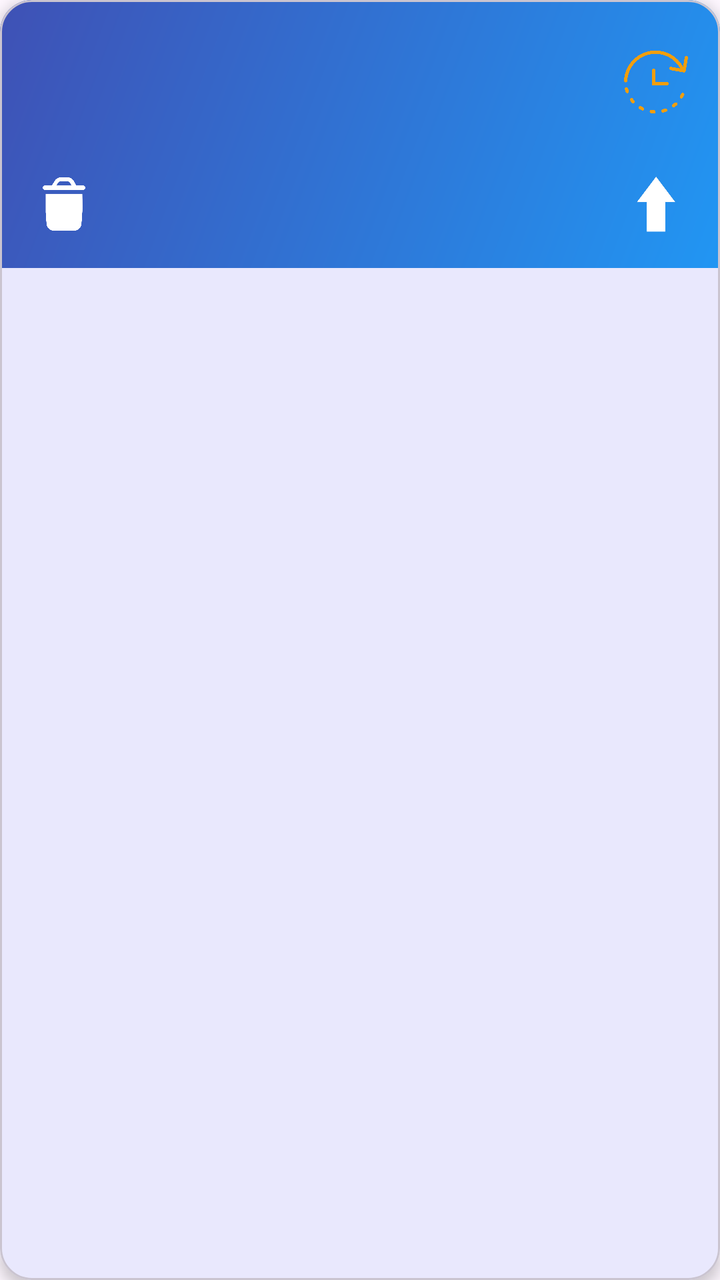
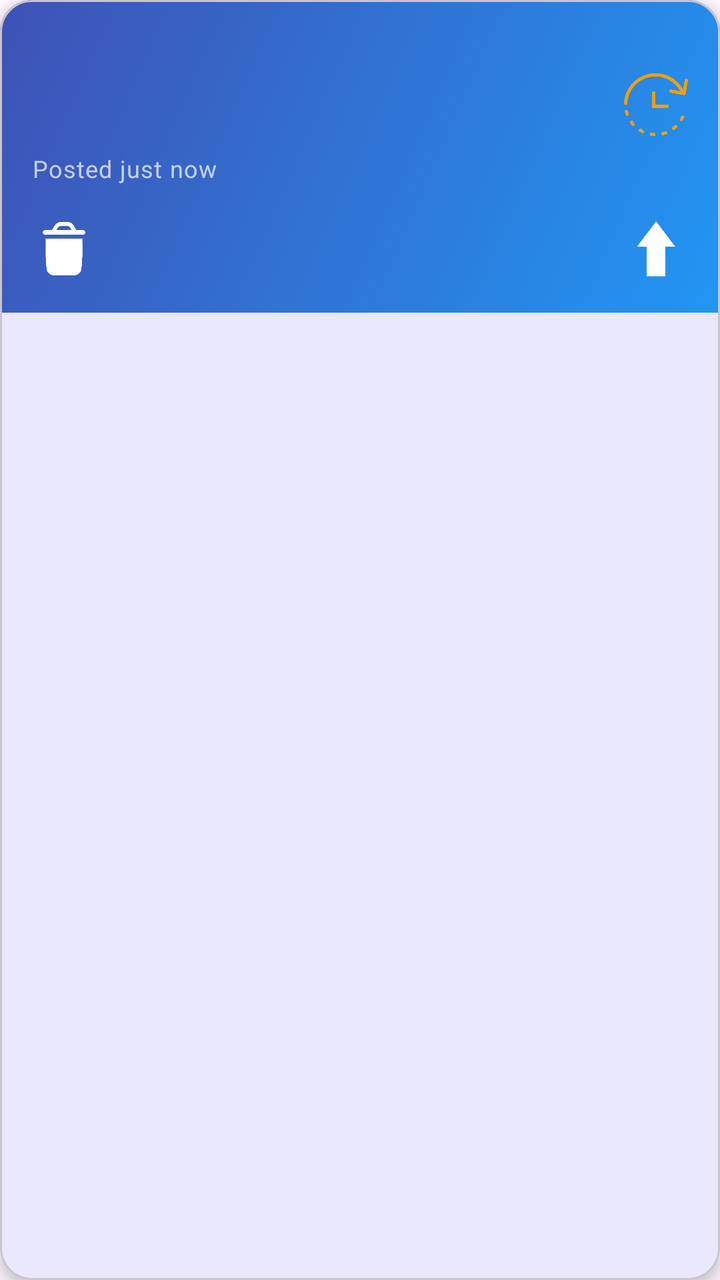

An Android layout rendered at two revisions. The XML below is the earlier revision; the diff shows what the commit changed to produce the second picture.
<!-- AndroidManifest.xml: application theme Theme.CollegeFixIt -->
<!-- res/layout/item_complaint.xml -->
<?xml version="1.0" encoding="utf-8"?>
<layout xmlns:android="http://schemas.android.com/apk/res/android"
    xmlns:app="http://schemas.android.com/apk/res-auto"
    xmlns:tools="http://schemas.android.com/tools">

    <data>
        <variable
            name="complaint"
            type="com.example.collegefixit.model.Complaint" />
    </data>

    <com.google.android.material.card.MaterialCardView
        android:layout_width="match_parent"
        android:layout_height="wrap_content"
        android:layout_margin="8dp"
        app:cardCornerRadius="16dp"
        app:cardElevation="4dp">

        <androidx.constraintlayout.widget.ConstraintLayout
            android:layout_width="match_parent"
            android:layout_height="wrap_content"
            android:background="@drawable/complaint_background"
            android:padding="16dp">

            

            <TextView
                android:id="@+id/titleTextView"
                android:layout_width="0dp"
                android:layout_height="wrap_content"
                android:text="@{complaint.title}"
                android:textAppearance="?attr/textAppearanceHeadline6"
                android:textColor="@color/white"
                android:textStyle="bold"
                app:layout_constraintTop_toTopOf="parent"
                app:layout_constraintStart_toStartOf="parent"
                app:layout_constraintEnd_toEndOf="parent"/>

            <ImageView
                android:id="@+id/statusIcon"
                android:layout_width="32dp"
                android:layout_height="32dp"
                android:clickable="true"
                android:src="@drawable/pending"
                android:visibility="visible"
                android:layout_marginBottom="20dp"
                app:layout_constraintBottom_toTopOf="@+id/upvoteIcon"
                app:layout_constraintEnd_toEndOf="@+id/titleTextView"
                app:layout_constraintTop_toTopOf="parent" />

            
            <TextView
                android:id="@+id/descriptionTextView"
                android:layout_width="0dp"
                android:layout_height="wrap_content"
                android:text="@{complaint.description}"
                android:textAppearance="?attr/textAppearanceBody2"
                android:textColor="@color/white"
                android:layout_marginTop="8dp"
                app:layout_constraintTop_toBottomOf="@id/titleTextView"
                app:layout_constraintStart_toStartOf="parent"
                app:layout_constraintEnd_toEndOf="parent"/>

            
            <ImageView
                android:id="@+id/deleteIcon"
                android:layout_width="32dp"
                android:layout_height="32dp"
                android:clickable="true"
                android:focusable="true"
                android:src="@drawable/delete"
                app:tint="@color/white"
                android:layout_marginTop="16dp"
                app:layout_constraintTop_toBottomOf="@id/descriptionTextView"
                app:layout_constraintStart_toStartOf="parent"
                app:layout_constraintBottom_toBottomOf="parent"/>


            <com.airbnb.lottie.LottieAnimationView
                android:id="@+id/deleteAnimationView"
                android:layout_width="64dp"
                android:layout_height="64dp"
                app:lottie_url="https://lottie.host/e114c04d-8a2d-4d17-a889-1320c6d8c2d4/vQd9iq07Ry.json"
                app:lottie_autoPlay="false"
                app:lottie_loop="false"
                android:visibility="gone"
                app:layout_constraintTop_toTopOf="@id/deleteIcon"
                app:layout_constraintBottom_toBottomOf="@id/deleteIcon"
                app:layout_constraintStart_toStartOf="parent"/>

            
            <ImageView
                android:id="@+id/upvoteIcon"
                android:layout_width="32dp"
                android:layout_height="32dp"
                android:clickable="true"
                android:focusable="true"
                android:src="@drawable/normalup"
                app:layout_constraintTop_toTopOf="@id/deleteIcon"
                app:layout_constraintBottom_toBottomOf="@id/deleteIcon"
                app:layout_constraintEnd_toEndOf="parent" />

            
            <TextView
                android:id="@+id/upvoteCount"
                android:layout_width="wrap_content"
                android:layout_height="wrap_content"
                android:text="@{String.valueOf(complaint.upvotes)}"
                android:textAppearance="?attr/textAppearanceBody1"
                android:textColor="@color/white"
                android:layout_marginEnd="8dp"
                app:layout_constraintTop_toTopOf="@id/upvoteIcon"
                app:layout_constraintBottom_toBottomOf="@id/upvoteIcon"
                app:layout_constraintEnd_toStartOf="@id/upvoteIcon"/>



        </androidx.constraintlayout.widget.ConstraintLayout>
    </com.google.android.material.card.MaterialCardView>
</layout>
<!-- resources referenced by this layout -->
<resources>
  <color name="white">#FFF</color>
  <!-- drawable complaint_background (drawable) -->
  <shape xmlns:android="http://schemas.android.com/apk/res/android">
      <gradient
          android:startColor="#2196F3"
          android:endColor="#3F51B5"
          android:angle="135" />
  </shape>
  <!-- drawable delete: png bitmap (drawable, 5410 bytes) -->
  <!-- drawable normalup: png bitmap (drawable, 17227 bytes) -->
  <!-- drawable pending: png bitmap (drawable, 123258 bytes) -->
  <style name="Theme.CollegeFixIt" parent="Base.Theme.CollegeFixIt">
          
          <item name="windowActionBar">false</item>
          <item name="windowNoTitle">true</item>
      </style>
  <style name="Base.Theme.CollegeFixIt" parent="Theme.Material3.DayNight.NoActionBar">
          
          <item name="colorPrimary">@color/colorPrimary</item>
          <item name="colorPrimaryDark">@color/colorPrimaryDark</item>
          <item name="colorAccent">@color/colorAccent</item>
          
      </style>
  <color name="colorPrimary">#1F5BF3</color>
  <color name="colorPrimaryDark">#0947E8</color>
  <color name="colorAccent">#00A5FF</color>
</resources>

<!-- the commit's change to res/layout/item_complaint.xml (unified diff, before → after) -->
@@ -62,6 +62,20 @@
                 app:layout_constraintEnd_toEndOf="parent"/>
 
             
+            <TextView
+                android:id="@+id/timestampTextView"
+                android:layout_width="0dp"
+                android:layout_height="wrap_content"
+                android:text="Posted just now"
+                android:textAppearance="?attr/textAppearanceCaption"
+                android:textColor="@color/white"
+                android:alpha="0.7"
+                android:layout_marginTop="6dp"
+                app:layout_constraintTop_toBottomOf="@id/descriptionTextView"
+                app:layout_constraintStart_toStartOf="parent"
+                app:layout_constraintEnd_toEndOf="parent"/>
+
+            
             <ImageView
                 android:id="@+id/deleteIcon"
                 android:layout_width="32dp"
@@ -71,7 +85,7 @@
                 android:src="@drawable/delete"
                 app:tint="@color/white"
                 android:layout_marginTop="16dp"
-                app:layout_constraintTop_toBottomOf="@id/descriptionTextView"
+                app:layout_constraintTop_toBottomOf="@id/timestampTextView"
                 app:layout_constraintStart_toStartOf="parent"
                 app:layout_constraintBottom_toBottomOf="parent"/>
 
